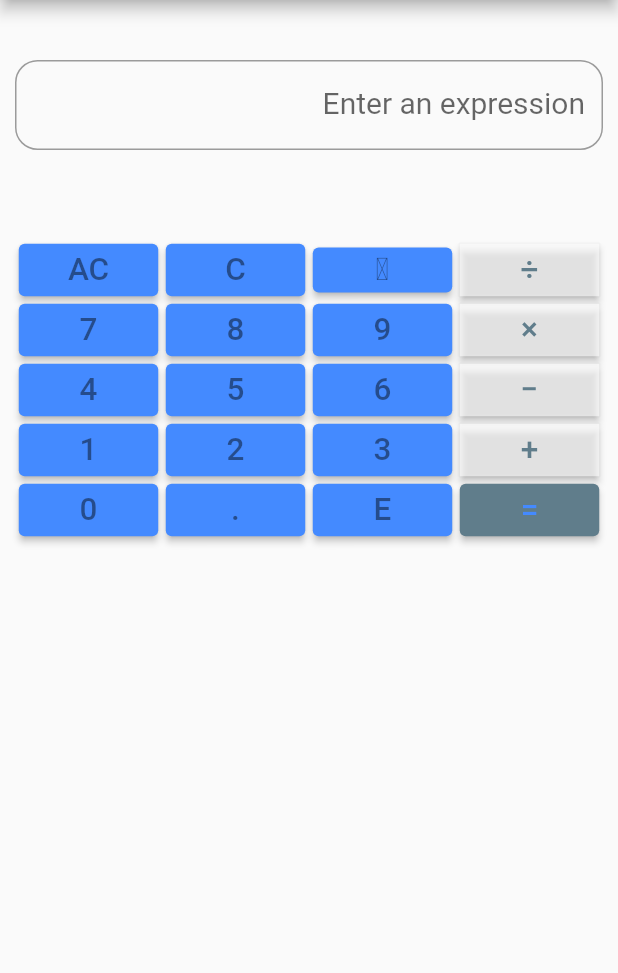
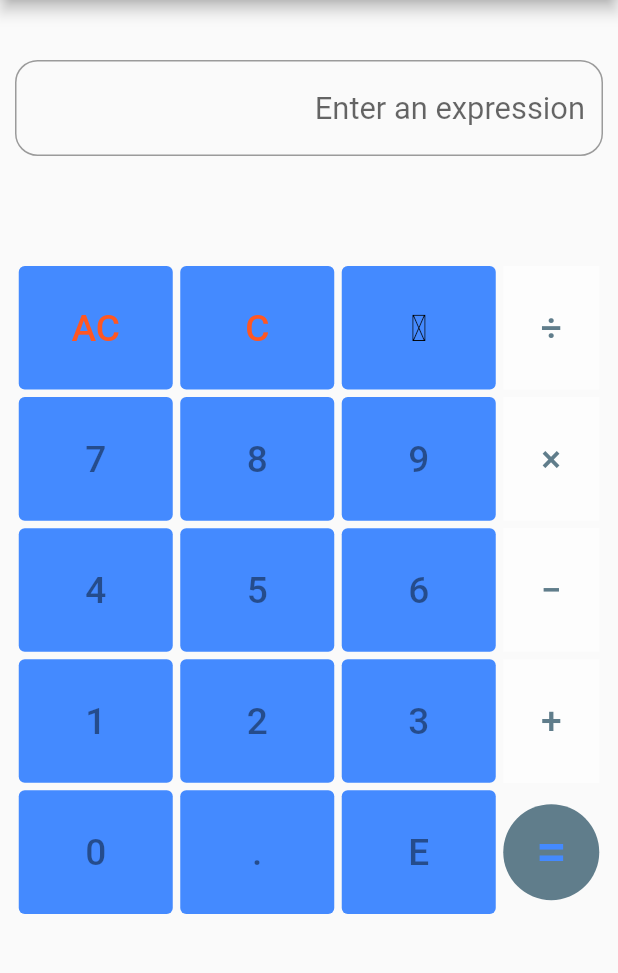
Before and after one commit to Aniruddh-0701/Calculator-App, a Flutter app: the screen it shows after launch, on a phone screen of 412 x 824 dp, the part 84-1057 px from its top. Run offline on Flutter 3.47's test engine with Material 2 defaults, Android fonts, the phone set to English and light mode, and no system bars.

Commit message:
Responsive
Made App responsive to screen sizes

```diff
--- a/calculator_app/lib/Views/SimpleCalci.dart
+++ b/calculator_app/lib/Views/SimpleCalci.dart
@@ -24,12 +24,13 @@ class _Calci extends State<Calci> {
         [DeviceOrientation.portraitUp, DeviceOrientation.portraitDown,]);
     return Padding(
         padding: EdgeInsets.all(10.0),
-        child: ListView(
+        child: Column(
             children: <Widget>[
               // Expression box
+              // Expanded(child: )
               Container(
                 padding: EdgeInsets.only(top:30.0,),
-                height: 150,
+                height: 0.2 * MediaQuery.of(context).size.height,
                 child: TextField(
                     controller: expr,
                     readOnly: true,
@@ -39,16 +40,16 @@ class _Calci extends State<Calci> {
                     textAlignVertical: TextAlignVertical.center,
                     maxLines: 5,
                     style: TextStyle(
-                      fontSize: 20.0,
-                      height: 1.0,
+                      fontSize: 0.025 * MediaQuery.of(context).size.height,
                     ),
                     decoration: InputDecoration(
                       hintText: 'Enter an expression',
                       fillColor: Theme.of(context).accentColor,
+                      focusedBorder: InputBorder.none,
                       border: OutlineInputBorder(
-                        borderRadius: BorderRadius.circular(15),
-                        borderSide: BorderSide(
-                            color: Theme.of(context).accentColor, width: 0.0)
+                          borderRadius: BorderRadius.circular(15),
+                          borderSide: BorderSide(
+                              color: Theme.of(context).accentColor, width: 0.0)
                       ),
                     )
                 ),
@@ -62,9 +63,9 @@ class _Calci extends State<Calci> {
                   // AC
                   Expanded(
                       child: Container(
-                          height: 35,
+                          height: 0.1 * MediaQuery.of(context).size.height,
                           margin: EdgeInsets.all(2.5),
-                          child: ElevatedButton(
+                          child: TextButton(
                             style: ButtonStyle(
                                 backgroundColor:
                                 MaterialStateProperty.resolveWith(
@@ -75,7 +76,10 @@ class _Calci extends State<Calci> {
                             }),
                             child: Text(
                               'AC',
-                              style: TextStyle(color: Colors.black45),
+                              style: TextStyle(
+                                  color: Colors.deepOrange,
+                                fontSize: 0.02 * MediaQuery.of(context).size.height,
+                              ),
                               textScaleFactor: 1.5,
                             ),
                           ))),
@@ -83,9 +87,9 @@ class _Calci extends State<Calci> {
                   // CE
                   Expanded(
                       child: Container(
-                          height: 35,
+                          height: 0.1 * MediaQuery.of(context).size.height,
                           margin: EdgeInsets.all(2.5),
-                          child: ElevatedButton(
+                          child: TextButton(
                             style: ButtonStyle(
                                 backgroundColor:
                                 MaterialStateProperty.resolveWith(
@@ -96,7 +100,10 @@ class _Calci extends State<Calci> {
                             }),
                             child: Text(
                               'C',
-                              style: TextStyle(color: Colors.black45),
+                              style: TextStyle(
+                                  color: Colors.deepOrange,
+                                fontSize: 0.02 * MediaQuery.of(context).size.height,
+                              ),
                               textScaleFactor: 1.5,
                             ),
                           ))),
@@ -104,9 +111,9 @@ class _Calci extends State<Calci> {
                   // BKSP
                   Expanded(
                       child: Container(
-                          height: 30,
+                          height: 0.1 * MediaQuery.of(context).size.height,
                           margin: EdgeInsets.all(2.5),
-                          child: ElevatedButton(
+                          child: TextButton(
                             style: ButtonStyle(
                                 backgroundColor:
                                 MaterialStateProperty.resolveWith(
@@ -124,14 +131,16 @@ class _Calci extends State<Calci> {
                             }),
                             child: Text(
                               '\u{232b}',
-                              style: TextStyle(color: Colors.black45),
+                              style: TextStyle(
+                                  color: Colors.black,
+                                fontSize: 0.02 * MediaQuery.of(context).size.height,
+                              ),
                               textScaleFactor: 1.5,
                             ),
                           ))),
 
                   // div
-                  Expanded(
-                    child: opButton(context, '\u{00F7}'),
+                  opButton(context, '\u{00F7}',
                   ),
                 ],
               ),
@@ -142,7 +151,7 @@ class _Calci extends State<Calci> {
                   Expanded(child: numButton(context, '7')),
                   Expanded(child: numButton(context, '8')),
                   Expanded(child: numButton(context, '9')),
-                  Expanded(child: opButton(context, '\u{00d7}')),
+                  opButton(context, '\u{00d7}'),
                 ],
               ),
 
@@ -152,7 +161,7 @@ class _Calci extends State<Calci> {
                   Expanded(child: numButton(context, '4')),
                   Expanded(child: numButton(context, '5')),
                   Expanded(child: numButton(context, '6')),
-                  Expanded(child: opButton(context, '\u{2212}')),
+                  opButton(context, '\u{2212}'),
                 ],
               ),
 
@@ -162,7 +171,7 @@ class _Calci extends State<Calci> {
                   Expanded(child: numButton(context, '1')),
                   Expanded(child: numButton(context, '2')),
                   Expanded(child: numButton(context, '3')),
-                  Expanded(child: opButton(context, '\u{002b}')),
+                  opButton(context, '\u{002b}'),
                 ],
               ),
 
@@ -182,26 +191,33 @@ class _Calci extends State<Calci> {
                     child: numButton(context, 'E', isDisabled: 0),
                   ),
                   // =
-                  Expanded(
-                      child: Container(
-                          height: 35,
+                  Container(
+                          height: 0.1 * MediaQuery.of(context).size.height,
+                          decoration: BoxDecoration(
+                            shape: BoxShape.circle,
+                            color: Theme.of(context)
+                                .primaryColor,
+                          ),
                           margin: EdgeInsets.all(2.5),
-                          child: ElevatedButton(
-                            style: ButtonStyle(
-                                backgroundColor:
-                                MaterialStateProperty.resolveWith(
-                                        (states) => Theme.of(context)
-                                        .primaryColor)),
+                          child: TextButton(
+                            // style: ButtonStyle(
+                            //     backgroundColor:
+                            //     MaterialStateProperty.resolveWith(
+                            //             (states) => Theme.of(context)
+                            //             .primaryColor)),
                             onPressed: () => setState(() {
                               expr.text = cal.calculate(eqn).toString();
                               eqn = ['0'];
                             }),
                             child: Text(
                               '=',
-                              style: TextStyle(color: Theme.of(context).accentColor),
+                              style: TextStyle(
+                                  color: Theme.of(context).accentColor,
+                                fontSize: 0.03 * MediaQuery.of(context).size.height,
+                              ),
                               textScaleFactor: 1.5,
                             ),
-                          ))),
+                          )),
                 ],
               ),
 
@@ -212,16 +228,18 @@ class _Calci extends State<Calci> {
 
   Widget numButton(context, String num, {int isDisabled = 0}) {
     final button = Container(
-        height: 35,
+        height: 0.1 * MediaQuery.of(context).size.height,
         margin: EdgeInsets.all(2.5),
-        child: ElevatedButton(
+        child: TextButton(
           style: ButtonStyle(
               backgroundColor:
               MaterialStateProperty.resolveWith((states) => Theme.of(context).accentColor)),
           child: Text(num,
             textScaleFactor: 1.5,
             style: TextStyle(
-                color: Colors.black45), // Theme.of(context).primaryColorDark,),
+                color: Colors.black45,
+              fontSize: 0.02 * MediaQuery.of(context).size.height,
+            ), // Theme.of(context).primaryColorDark,),
           ),
           onPressed: isDisabled==1 ? null: () => setState(() {
             if (num != '.' && eqn.length == 1 && eqn[0] == '0')
@@ -238,9 +256,9 @@ class _Calci extends State<Calci> {
 
   Widget opButton(context, String op) {
     final button = Container(
-      height: 35,
+      height: 0.1 * MediaQuery.of(context).size.height,
       margin: EdgeInsets.all(2.5),
-      child: ElevatedButton(
+      child: TextButton(
         style: ButtonStyle(
             shape: MaterialStateProperty.resolveWith(
                     (states) => RoundedRectangleBorder(
@@ -253,6 +271,7 @@ class _Calci extends State<Calci> {
           textScaleFactor: 1.5,
           style: TextStyle(
             color: Theme.of(context).primaryColor,
+            fontSize: 0.02 * MediaQuery.of(context).size.height,
           ),
         ),
         onPressed: () => setState(() {
```
Also changed, not shown: calculator_app/lib/Views/Sci_Calculator.dart (+92 -43 lines).
